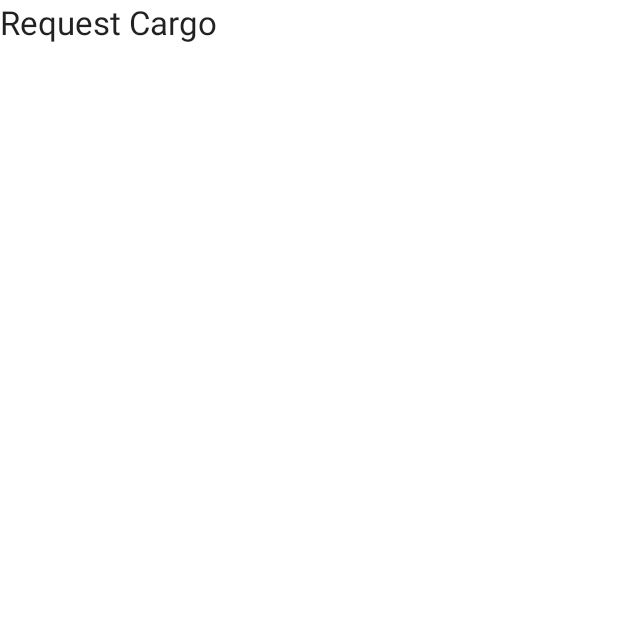
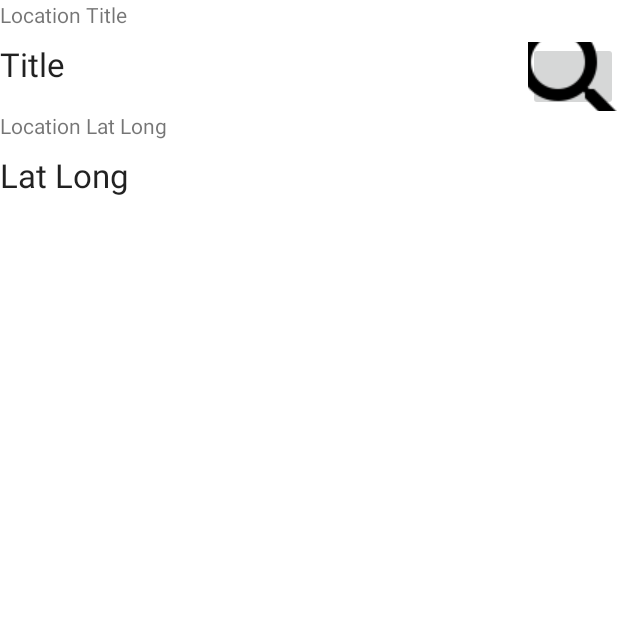
Before and after one commit to atakanguney/InstantCargo-Android, an Android app: the RequestCargo screen opened directly, with no data from a screen before it, on a phone screen of 412 x 824 dp, the top half of it. Run offline under Robolectric (Android 15) with nearby library versions, the phone set to English and light mode, and no system bars.

Commit message:
create Location and Request models

```diff
--- a/app/build.gradle
+++ b/app/build.gradle
@@ -34,4 +34,9 @@ dependencies {
     androidTestImplementation 'com.android.support.test:runner:1.0.1'
     androidTestImplementation 'com.android.support.test.espresso:espresso-core:3.0.1'
     compile 'com.google.android.gms:play-services:11.2.0'
+
+    // retrofit, gson
+    compile 'com.google.code.gson:gson:2.8.2'
+    compile 'com.squareup.retrofit2:retrofit:2.3.0'
+    compile 'com.squareup.retrofit2:converter-gson:2.3.0'
 }
--- a/app/src/main/res/layout/activity_request_cargo.xml
+++ b/app/src/main/res/layout/activity_request_cargo.xml
@@ -6,12 +6,63 @@
     android:layout_height="match_parent"
     tools:context="getirhacktathon.getirandroid.RequestCargo">
 
-    <TextView
-        android:id="@+id/textView3"
-        android:layout_width="wrap_content"
-        android:layout_height="28dp"
-        android:text="Request Cargo"
-        android:textAppearance="@android:style/TextAppearance.Large"
-        tools:layout_editor_absoluteX="120dp"
-        tools:layout_editor_absoluteY="138dp" />
+    <LinearLayout
+        android:layout_width="match_parent"
+        android:layout_height="match_parent"
+        android:orientation="vertical">
+
+        <TextView
+            android:id="@+id/location_title_label"
+            android:layout_width="match_parent"
+            android:layout_height="28dp"
+            android:text="Location Title"
+            android:textAppearance="@android:style/TextAppearance.Material.Small" />
+
+        <LinearLayout
+            android:layout_width="match_parent"
+            android:layout_height="wrap_content"
+            android:orientation="horizontal">
+
+            <TextView
+                android:id="@+id/location_title"
+                android:layout_width="match_parent"
+                android:layout_height="wrap_content"
+                android:layout_weight="1"
+                android:text="Title"
+                android:textAppearance="@android:style/TextAppearance.Large" />
+
+            <ImageButton
+                android:id="@+id/search_button"
+                android:layout_width="wrap_content"
+                android:layout_height="46dp"
+                android:layout_weight="1"
+                android:onClick="searchPlace"
+                app:srcCompat="@drawable/ic_search_black_24dp" />
+
+        </LinearLayout>
+
+        <TextView
+            android:id="@+id/location_lat_long_label"
+            android:layout_width="match_parent"
+            android:layout_height="28dp"
+            android:text="Location Lat Long"
+            android:textAppearance="@android:style/TextAppearance.Material.Small" />
+
+        <LinearLayout
+            android:layout_width="match_parent"
+            android:layout_height="wrap_content"
+            android:orientation="horizontal">
+
+            <TextView
+                android:id="@+id/location_lat_long"
+                android:layout_width="match_parent"
+                android:layout_height="wrap_content"
+                android:layout_weight="1"
+                android:text="Lat Long"
+                android:textAppearance="@android:style/TextAppearance.Large" />
+
+        </LinearLayout>
+
+    </LinearLayout>
+
 </android.support.constraint.ConstraintLayout>
```
Also changed, not shown: app/src/main/java/getirhacktathon/getirandroid/RequestCargo.java (+33 -0 lines), app/src/main/java/getirhacktathon/getirandroid/model/Location.java (added, +65 -0 lines), app/src/main/java/getirhacktathon/getirandroid/model/Request.java (added, +98 -0 lines), app/src/main/java/getirhacktathon/getirandroid/rest/ApiClient.java (added, +8 -0 lines).
